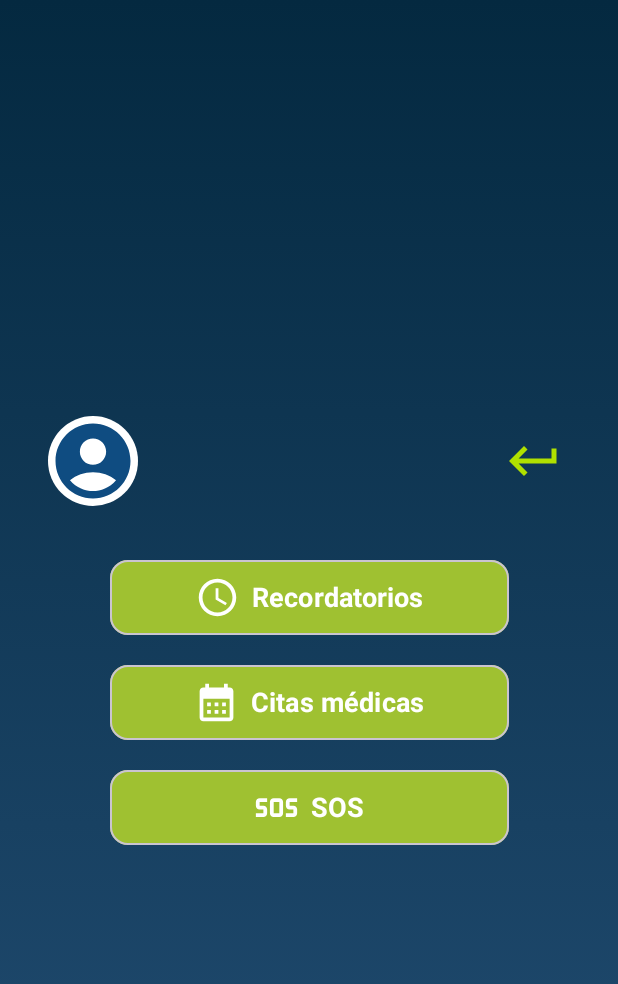
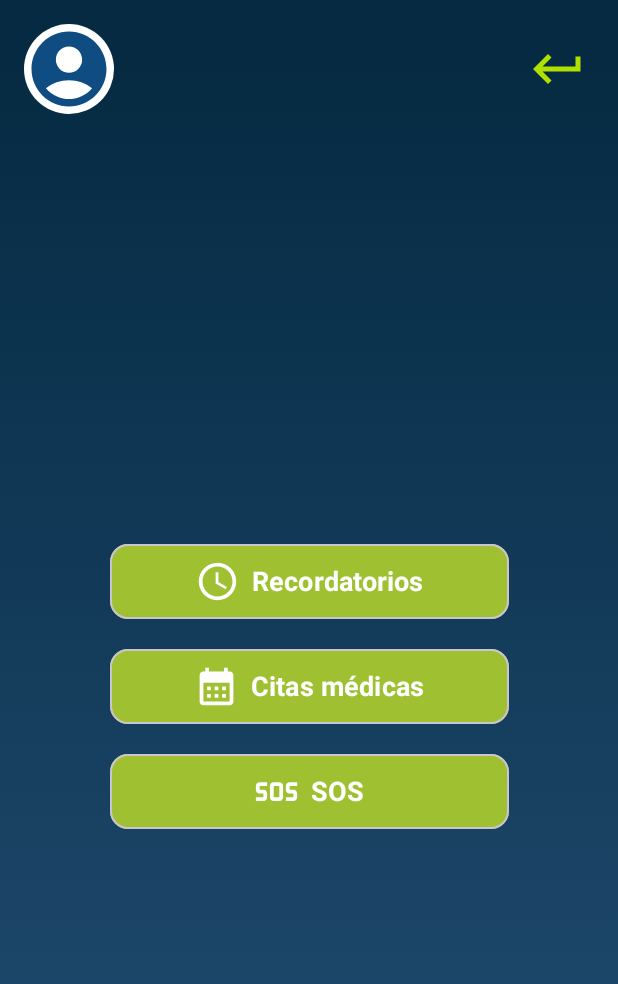
Before and after one commit to KIHM-02/SilverCare, an Android app built with Jetpack Compose: the Home screen opened directly, with no data from a screen before it, after a tap on "Citas médicas", on a phone screen of 412 x 824 dp. Shown: the top 984 px of the screen. Run offline under Robolectric (Android 15) with nearby library versions, the phone set to English and light mode, and no system bars.

Commit message:
Ajuste de vista

```diff
--- a/app/src/main/java/com/hesdi/silvercare/views/Home.kt
+++ b/app/src/main/java/com/hesdi/silvercare/views/Home.kt
@@ -61,8 +61,8 @@ class Home : ComponentActivity() {
                         startActivity(intent)
                     },
                     onNavigatetoCitas = {
-                        //val intent = Intent(this, Citas::class.java)
-                        //startActivity(intent)
+                        val intent = Intent(this, Citas::class.java)
+                        startActivity(intent)
                     },
                     onNavigatetoSOS = {
                         //val intent = Intent(this, SOS::class.java)
@@ -81,7 +81,8 @@ fun HomeFrame(
     onNavigatetoCitas: () -> Unit = {},
     onNavigatetoSOS: () -> Unit = {}
 ) {
-    Box(modifier = Modifier
+    Box(
+        modifier = Modifier
             .fillMaxSize()
             .background(
                 Brush.verticalGradient(
@@ -89,17 +90,20 @@ fun HomeFrame(
                         azulRey, azulCielo
                     )
                 )
-        ),
-        contentAlignment = Alignment.Center
+            )
     ) {
+        Column(
+            modifier = Modifier.fillMaxSize()
+        ) {
+            SeccionPerfil(onNavigate = onNavigatetoLogin)
+            Spacer(modifier = Modifier.weight(1f))
             Column(
                 horizontalAlignment = Alignment.CenterHorizontally,
                 verticalArrangement = Arrangement.spacedBy(20.dp),
-            modifier = Modifier.padding(16.dp)
-        ){
-            SeccionPerfil(
-                onNavigate = onNavigatetoLogin
-            )
+                modifier = Modifier
+                    .fillMaxWidth()
+                    .padding(horizontal = 16.dp)
+            ) {
                 MenuBotones(
                     text = "Recordatorios",
                     iconRes = R.drawable.baseline_access_time_24,
@@ -115,6 +119,9 @@ fun HomeFrame(
                     iconRes = R.drawable.baseline_sos_24,
                     onClick = onNavigatetoSOS
                 )
+            }
+            // Espaciador inferior para mantener centrado
+            Spacer(modifier = Modifier.weight(1f))
         }
     }
 }
```
Lines whose indentation alone changed are shown as unchanged.
